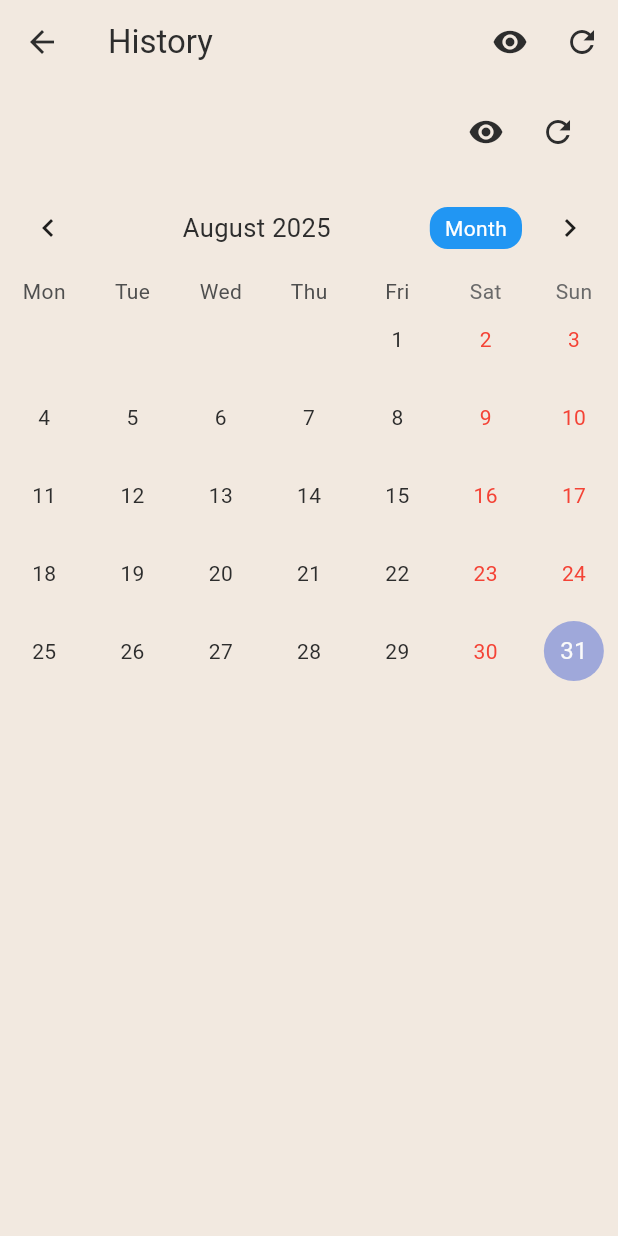
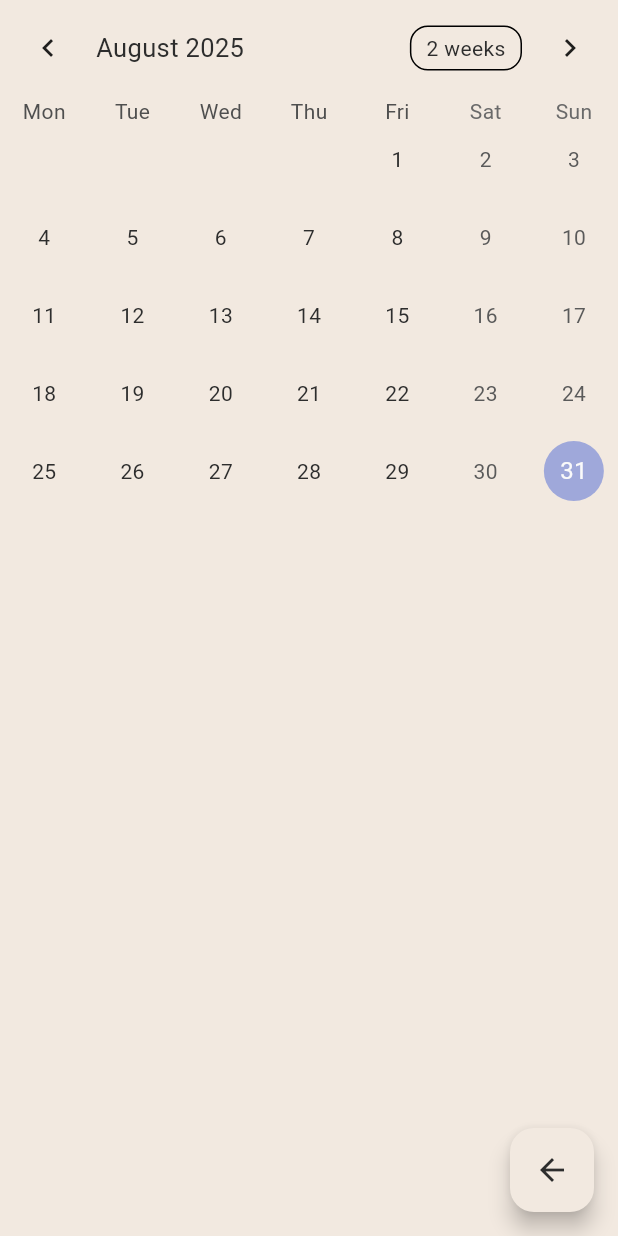
Before and after one commit to GMohammadRafi/LifeGrowth, a Flutter app: the HistoryScreen screen opened directly, on a phone screen of 412 x 824 dp. Run offline on Flutter 3.47's test engine with Material 3 defaults, Android fonts, the light colour scheme and no system bars; drawn by our look-alikes of table_calendar; our stand-ins replace csv, drift, firebase_analytics, firebase_core, fl_chart, flutter_dotenv and 8 more; missing offline and left inert: workmanager; accounts and stored records are empty; generated files the repository leaves out were written again; statements that could not run were skipped.

Commit message:
refactor(history_screen): remove duplicate appbar and simplify layout
The MainNavigationScreen already provides an AppBar, so we remove the duplicate one and clean up the layout structure. Also added a floating action button for navigation.

```diff
--- a/life_growth/lib/screens/history_screen.dart
+++ b/life_growth/lib/screens/history_screen.dart
@@ -338,60 +338,13 @@ class _HistoryScreenState extends State<HistoryScreen> {
   @override
   Widget build(BuildContext context) {
     return Scaffold(
-      appBar: AppBar(
-        title: const Text('History'),
-        actions: [
-          IconButton(
-            icon:
-                Icon(_includeDeleted ? Icons.visibility_off : Icons.visibility),
-            onPressed: () {
-              setState(() {
-                _includeDeleted = !_includeDeleted;
-              });
-              _loadHistoryData();
-              _selectedEntries.value = _getEntriesForDay(_selectedDay!);
-            },
-            tooltip: _includeDeleted ? 'Hide deleted' : 'Show deleted',
-          ),
-          IconButton(
-            icon: const Icon(Icons.refresh),
-            onPressed: _loadHistoryData,
-            tooltip: 'Refresh',
-          ),
-        ],
-      ),
+      // Remove any duplicate AppBar since MainNavigationScreen already provides one
       body: _isLoading
           ? const Center(child: CircularProgressIndicator())
           : Column(
               children: [
-                // Add a refresh button and toggle at the top
-                Container(
-                  padding: const EdgeInsets.symmetric(horizontal: 16, vertical: 8),
-                  child: Row(
-                    mainAxisAlignment: MainAxisAlignment.end,
-                    children: [
-                      IconButton(
-                        icon: Icon(_includeDeleted ? Icons.visibility_off : Icons.visibility),
-                        onPressed: () {
-                          setState(() {
-                            _includeDeleted = !_includeDeleted;
-                          });
-                          _loadHistoryData();
-                          _selectedEntries.value = _getEntriesForDay(_selectedDay!);
-                        },
-                        tooltip: _includeDeleted ? 'Hide deleted' : 'Show deleted',
-                      ),
-                      IconButton(
-                        icon: const Icon(Icons.refresh),
-                        onPressed: _loadHistoryData,
-                        tooltip: 'Refresh',
-                      ),
-                    ],
-                  ),
-                ),
-                // Calendar
-                Expanded(
-                  child: TableCalendar<DailyEntry>(
+                // Calendar widget
+                TableCalendar<DailyEntry>(
                   firstDay: DateTime.utc(2020, 1, 1),
                   lastDay: DateTime.utc(2030, 12, 31),
                   focusedDay: _focusedDay,
@@ -400,20 +353,6 @@ class _HistoryScreenState extends State<HistoryScreen> {
                   startingDayOfWeek: StartingDayOfWeek.monday,
                   calendarStyle: const CalendarStyle(
                     outsideDaysVisible: false,
-                      weekendTextStyle: TextStyle(color: Colors.red),
-                      holidayTextStyle: TextStyle(color: Colors.red),
-                    ),
-                    headerStyle: const HeaderStyle(
-                      formatButtonVisible: true,
-                      titleCentered: true,
-                      formatButtonShowsNext: false,
-                      formatButtonDecoration: BoxDecoration(
-                        color: Colors.blue,
-                        borderRadius: BorderRadius.all(Radius.circular(12.0)),
-                      ),
-                      formatButtonTextStyle: TextStyle(
-                        color: Colors.white,
-                      ),
                   ),
                   onDaySelected: _onDaySelected,
                   onFormatChanged: (format) {
@@ -427,9 +366,8 @@ class _HistoryScreenState extends State<HistoryScreen> {
                     _focusedDay = focusedDay;
                   },
                 ),
-                ),
-                // Selected day entries
                 const SizedBox(height: 8.0),
+                // Rest of your existing content
                 Expanded(
                   child: ValueListenableBuilder<List<DailyEntry>>(
                     valueListenable: _selectedEntries,
@@ -437,6 +375,7 @@ class _HistoryScreenState extends State<HistoryScreen> {
                       return ListView.builder(
                         itemCount: value.length,
                         itemBuilder: (context, index) {
+                          // Your existing list item builder
                           return _buildEntryCard(value[index]);
                         },
                       );
@@ -444,6 +383,14 @@ class _HistoryScreenState extends State<HistoryScreen> {
                   ),
                 ),
               ],
+            ),
+            // Add floating action button for navigation if needed
+            floatingActionButton: FloatingActionButton(
+              onPressed: () {
+                // Add any specific action or navigation
+                Navigator.pop(context);
+              },
+              child: const Icon(Icons.arrow_back),
             ),
           );
   }
```
Lines whose indentation alone changed are shown as unchanged.
